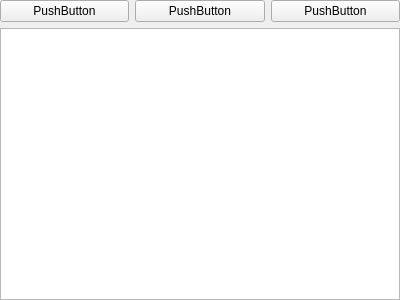
First picture: the form in qt-frontend/widgets/QuatschSourceEditor/quatschsourceeditor.ui, repository phresnel/picogen, before the edit.
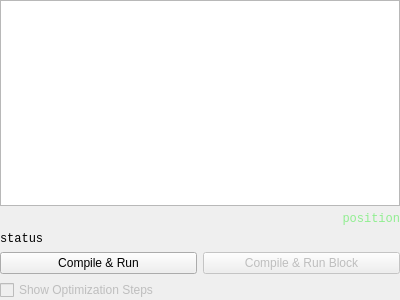
Second picture: the form after the edit.

Commit message: add syntax-highlighting for (resolved) function calls, add a compile+run button (which does only error checking right now)

The edit to the form file:
```diff
--- a/qt-frontend/widgets/QuatschSourceEditor/quatschsourceeditor.ui
+++ b/qt-frontend/widgets/QuatschSourceEditor/quatschsourceeditor.ui
@@ -23,28 +23,34 @@
    <property name="margin">
     <number>0</number>
    </property>
-   <item row="0" column="0">
-    <widget class="QPushButton" name="pushButton">
+   <item row="4" column="0">
+    <widget class="QPushButton" name="compileAndRunButton">
      <property name="text">
-      <string>PushButton</string>
+      <string>Compile &amp;&amp; Run</string>
      </property>
     </widget>
    </item>
-   <item row="0" column="1">
+   <item row="4" column="1">
     <widget class="QPushButton" name="pushButton_2">
+     <property name="enabled">
+      <bool>false</bool>
+     </property>
      <property name="text">
-      <string>PushButton</string>
+      <string>Compile &amp;&amp; Run Block</string>
      </property>
     </widget>
    </item>
-   <item row="0" column="2">
-    <widget class="QPushButton" name="pushButton_3">
+   <item row="5" column="0">
+    <widget class="QCheckBox" name="checkBox">
+     <property name="enabled">
+      <bool>false</bool>
+     </property>
      <property name="text">
-      <string>PushButton</string>
+      <string>Show Optimization Steps</string>
      </property>
     </widget>
    </item>
-   <item row="1" column="0" colspan="3">
+   <item row="0" column="0" colspan="2">
     <widget class="QTextEdit" name="edit">
      <property name="sizePolicy">
       <sizepolicy hsizetype="Expanding" vsizetype="Expanding">
@@ -63,6 +69,36 @@
      </property>
     </widget>
    </item>
+   <item row="2" column="0" colspan="2">
+    <widget class="QLabel" name="status">
+     <property name="font">
+      <font>
+       <family>Monospace</family>
+      </font>
+     </property>
+     <property name="text">
+      <string>status</string>
+     </property>
+    </widget>
+   </item>
+   <item row="1" column="1">
+    <widget class="QLabel" name="position">
+     <property name="font">
+      <font>
+       <family>Monospace</family>
+      </font>
+     </property>
+     <property name="styleSheet">
+      <string notr="true">color:lightgreen;</string>
+     </property>
+     <property name="text">
+      <string>position</string>
+     </property>
+     <property name="alignment">
+      <set>Qt::AlignRight|Qt::AlignTrailing|Qt::AlignVCenter</set>
+     </property>
+    </widget>
+   </item>
   </layout>
  </widget>
  <resources/>
```
The commit also changes 4 other files.
